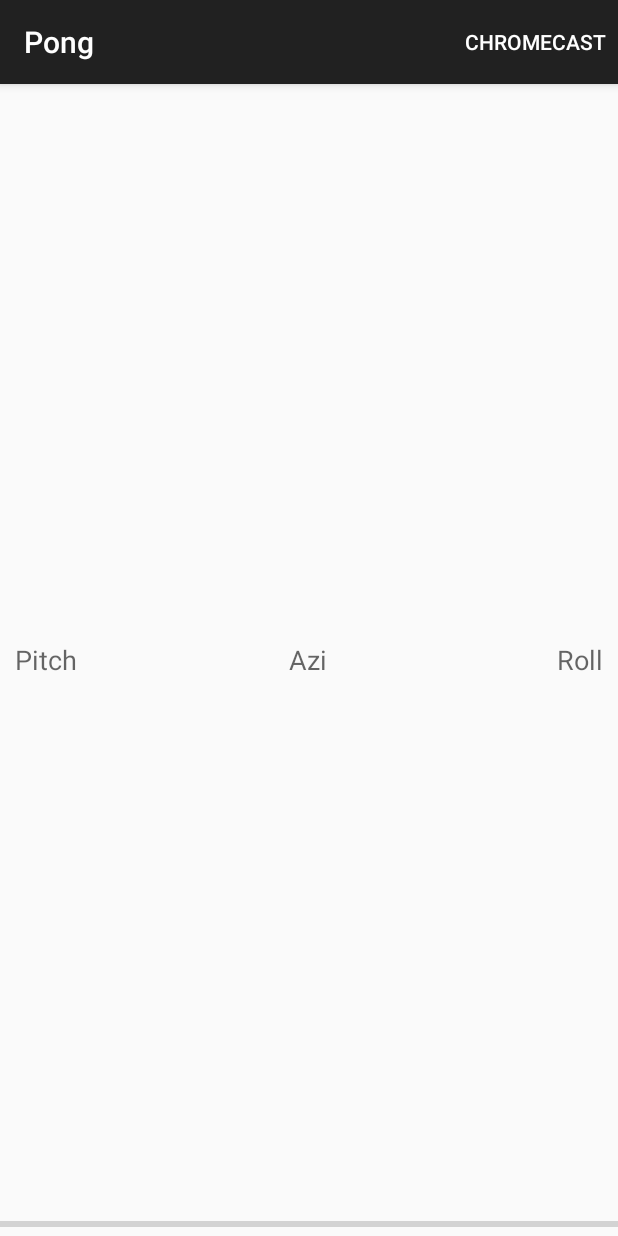
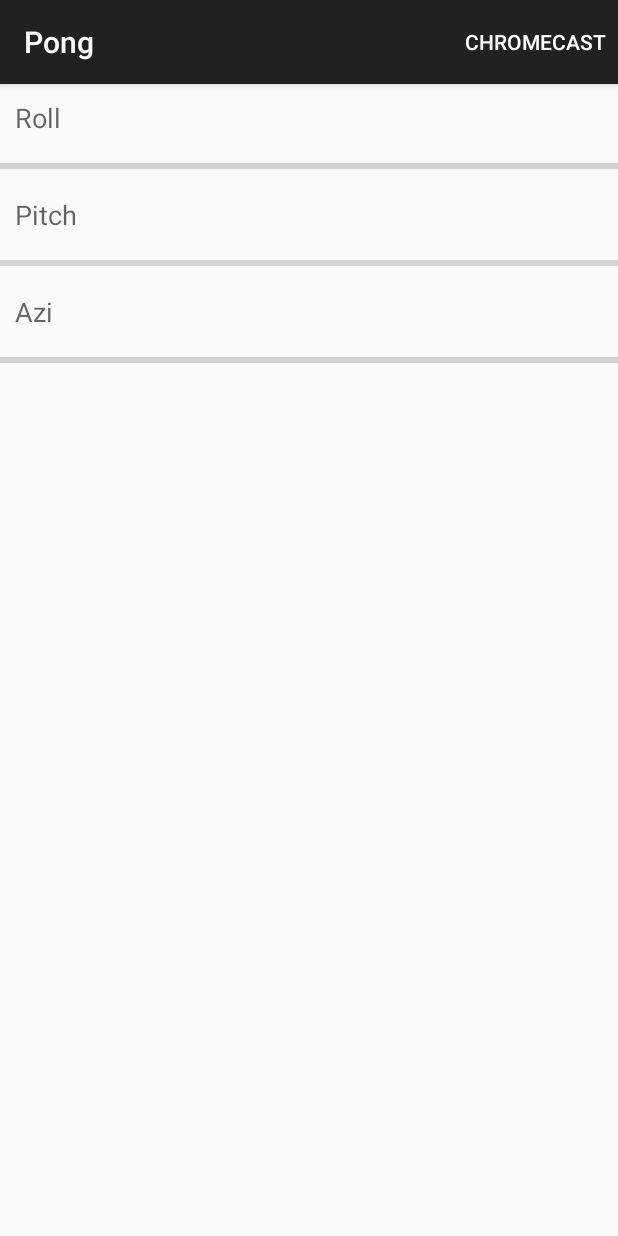
Before and after one commit to Scienta/chromecast-android, an Android app: the screen it shows after launch (MainActivity), on a phone screen of 412 x 824 dp. Run offline under Robolectric (Android 15) with nearby library versions, the phone set to English and light mode, and no system bars; 4 statements that could not run were skipped.

Commit message:
Pong: Use TYPE_ROTATION_VECTOR.

```diff
--- a/pong/pong-sender/src/main/res/layout/activity_main.xml
+++ b/pong/pong-sender/src/main/res/layout/activity_main.xml
@@ -1,52 +1,54 @@
-<FrameLayout xmlns:android="http://schemas.android.com/apk/res/android"
-             xmlns:tools="http://schemas.android.com/tools"
-             android:id="@+id/container"
-             android:layout_width="match_parent"
-             android:layout_height="match_parent"
-             tools:context="no.scienta.pong.MainActivity"
-             tools:ignore="MergeRootFrame">
+<LinearLayout
+        android:layout_width="fill_parent"
+        android:layout_height="fill_parent"
+        android:orientation="vertical"
+        xmlns:android="http://schemas.android.com/apk/res/android">
 
     <TextView
-            android:layout_width="wrap_content"
+            android:layout_width="80dip"
+            android:layout_height="wrap_content"
+            android:textAppearance="?android:attr/textAppearanceMedium"
+            android:text="Roll"
+            android:id="@+id/rollView"
+            android:layout_margin="10dip"/>
+
+    <ProgressBar
+            style="?android:attr/progressBarStyleHorizontal"
+            android:layout_width="match_parent"
+            android:layout_height="20dip"
+            android:id="@+id/rollProgress"
+            android:max="180"
+            android:indeterminate="false"/>
+
+    <TextView
+            android:layout_width="80dip"
             android:layout_height="wrap_content"
             android:textAppearance="?android:attr/textAppearanceMedium"
             android:text="Pitch"
             android:id="@+id/pitchView"
-            android:layout_gravity="left|center_vertical"
             android:layout_margin="10dip"/>
 
+    <ProgressBar
+            style="?android:attr/progressBarStyleHorizontal"
+            android:layout_width="match_parent"
+            android:layout_height="20dip"
+            android:id="@+id/pitchProgress"
+            android:max="180"/>
+
     <TextView
-            android:layout_width="wrap_content"
+            android:layout_width="80dip"
             android:layout_height="wrap_content"
             android:textAppearance="?android:attr/textAppearanceMedium"
             android:text="Azi"
             android:id="@+id/azimuthView"
-            android:layout_gravity="center"
             android:layout_margin="10dip"/>
 
-    <TextView
-            android:layout_width="wrap_content"
-            android:layout_height="wrap_content"
-            android:textAppearance="?android:attr/textAppearanceMedium"
-            android:text="Roll"
-            android:id="@+id/rollView"
-            android:layout_gravity="right|center_vertical"
-            android:layout_margin="10dip"/>
+    <ProgressBar
+            style="?android:attr/progressBarStyleHorizontal"
+            android:layout_width="match_parent"
+            android:layout_height="20dip"
+            android:id="@+id/azimuthProgress"
+            android:max="180"
+            android:indeterminate="false"/>
 
-    <LinearLayout
-            android:orientation="horizontal"
-            android:layout_width="fill_parent"
-            android:layout_height="fill_parent"
-            android:layout_gravity="center_horizontal|bottom"
-            android:weightSum="1">
-
-        <ProgressBar
-                style="?android:attr/progressBarStyleHorizontal"
-                android:layout_width="match_parent"
-                android:layout_height="wrap_content"
-                android:id="@+id/pitchProgress"
-                android:layout_gravity="bottom"
-                android:max="180"/>
-    </LinearLayout>
-
-</FrameLayout>
+</LinearLayout>
```
Also changed, not shown: pong/pong-sender/src/main/java/no/scienta/pong/MainActivity.java (+11 -2 lines), pong/pong-sender/src/main/java/no/scienta/pong/RotationListener.java (+9 -29 lines).
